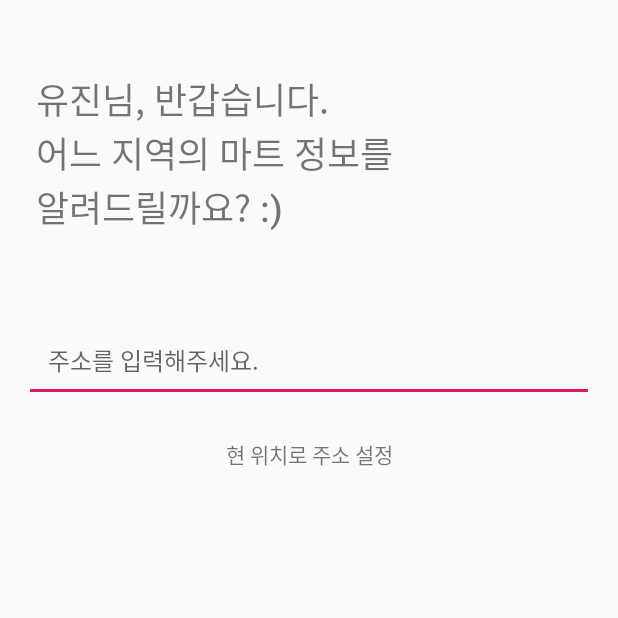
After one commit to lagoJin/guPang, an Android app: the LocationActivity screen opened directly, with no data from a screen before it, on a phone screen of 412 x 824 dp, the top half of it. The commit adds this screen. Run offline under Robolectric (Android 15) with nearby library versions, the phone set to English and light mode, and no system bars; our stand-ins replace data binding.

Commit message:
LocationActivity 추가

```diff
--- a/app/src/main/AndroidManifest.xml
+++ b/app/src/main/AndroidManifest.xml
@@ -14,6 +14,7 @@
         android:roundIcon="@mipmap/ic_launcher_round"
         android:supportsRtl="true"
         android:theme="@style/AppTheme">
+        <activity android:name=".mvvm.view.LocationActivity"></activity>
         <activity
             android:name=".mvvm.view.SplashActivity"
             android:theme="@style/SplashTheme">
@@ -25,7 +26,7 @@
         </activity>
         <activity android:name=".mvvm.view.LoginActivity" />
         <activity android:name=".mvvm.view.GuideActivity" />
-        <activity android:name=".mvvm.view.MainActivity"/>
+        <activity android:name=".mvvm.view.MainActivity" />
         <activity android:name=".mvvm.view.MapActivity" />
 
         <meta-data
--- /dev/null
+++ b/app/src/main/java/kr/co/express9/client/mvvm/view/LocationActivity.kt
@@ -0,0 +1,13 @@
+package kr.co.express9.client.mvvm.view
+
+import androidx.appcompat.app.AppCompatActivity
+import android.os.Bundle
+import kr.co.express9.client.R
+
+class LocationActivity : AppCompatActivity() {
+
+    override fun onCreate(savedInstanceState: Bundle?) {
+        super.onCreate(savedInstanceState)
+        setContentView(R.layout.activity_location)
+    }
+}
--- /dev/null
+++ b/app/src/main/res/layout/activity_location.xml
@@ -0,0 +1,42 @@
+<?xml version="1.0" encoding="utf-8"?>
+<layout xmlns:android="http://schemas.android.com/apk/res/android">
+
+    <LinearLayout
+        android:layout_width="match_parent"
+        android:layout_height="match_parent"
+        android:orientation="vertical">
+
+        <TextView
+            android:layout_width="243dp"
+            android:layout_height="wrap_content"
+            android:layout_marginStart="24dp"
+            android:layout_marginTop="48dp"
+            android:layout_marginEnd="93dp"
+            android:fontFamily="sans-serif-medium"
+            android:text="유진님, 반갑습니다.     어느 지역의 마트 정보를 알려드릴까요? :)"
+            android:textSize="24sp" />
+
+        <EditText
+            android:layout_width="match_parent"
+            android:layout_height="wrap_content"
+            android:layout_marginStart="16dp"
+            android:layout_marginTop="56dp"
+            android:layout_marginEnd="16dp"
+            android:hint="@string/location_hint"
+            android:padding="16dp"
+            android:textSize="16sp" />
+
+        <TextView
+            android:layout_width="match_parent"
+            android:layout_height="wrap_content"
+            android:layout_marginStart="16dp"
+            android:layout_marginTop="12dp"
+            android:layout_marginEnd="16dp"
+            android:paddingTop="12dp"
+            android:paddingBottom="12dp"
+            android:text="@string/location_now"
+            android:textAlignment="center" />
+
+    </LinearLayout>
+
+</layout>
--- a/app/src/main/res/values/strings.xml
+++ b/app/src/main/res/values/strings.xml
@@ -27,6 +27,10 @@
     <string name="permission_title">권한 요청</string>
     <string name="permission_content">제공하는 서비스를 원할하게 이용하시려면 권한 승인이 필요합니다.</string>
 
+    <!--activity_location-->
+    <string name="location_hint">주소를 입력해주세요.</string>
+    <string name="location_now">현 위치로 주소 설정</string>
+
     <!--alert_agree_with_terms-->
     <string name="please_agree_with_terms">이용약관에 동의해 주세요.</string>
     <string name="agree_with_all_terms">모두 동의합니다</string>
```
Also changed, not shown: app/src/main/java/kr/co/express9/client/adapter/MapMarketAdapter.kt (added, +33 -0 lines), app/src/main/java/kr/co/express9/client/mvvm/view/MapActivity.kt (+9 -5 lines), app/src/main/java/kr/co/express9/client/mvvm/viewModel/MapViewModel.kt (+8 -0 lines), app/src/main/java/kr/co/express9/client/util/extension/Extension.kt (added, +7 -0 lines), app/src/main/res/layout/activity_map.xml (+5 -4 lines), app/src/main/res/layout/item_map_market.xml (added, +53 -0 lines).
